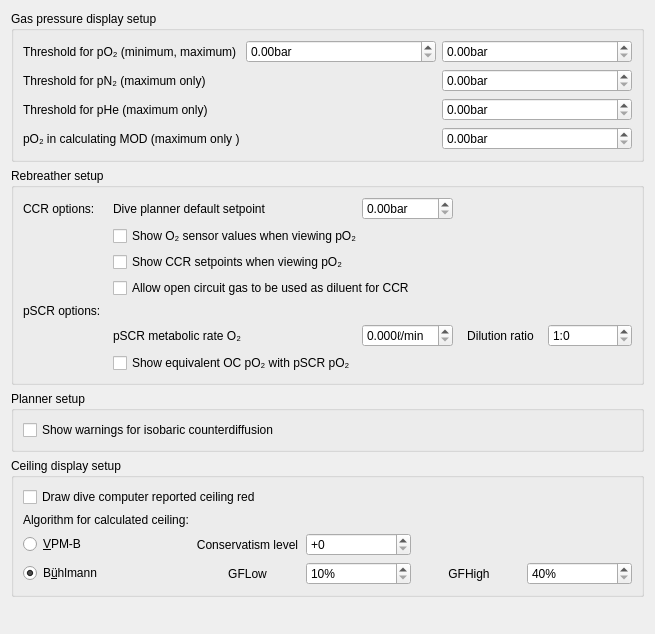
Qt form desktop-widgets/preferences/preferences_graph.ui (subsurface/subsurface) before a commit.
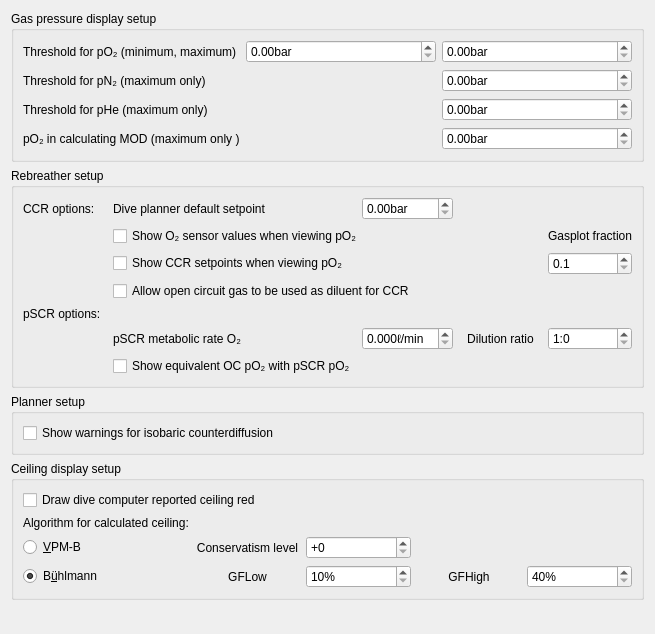
The same form after that commit.

Patch:
```diff
--- a/desktop-widgets/preferences/preferences_graph.ui
+++ b/desktop-widgets/preferences/preferences_graph.ui
@@ -236,6 +236,32 @@
         </property>
        </widget>
       </item>
+      <item row="2" column="4">
+       <widget class="QDoubleSpinBox" name="gasplot_frac">
+        <property name="decimals">
+         <number>1</number>
+        </property>
+        <property name="minimum">
+         <double>0.100000000000000</double>
+        </property>
+        <property name="maximum">
+         <double>0.700000000000000</double>
+        </property>
+        <property name="singleStep">
+         <double>0.100000000000000</double>
+        </property>
+       </widget>
+      </item>
+      <item row="1" column="3" colspan="2">
+       <widget class="QLabel" name="label">
+        <property name="text">
+         <string>Gasplot fraction</string>
+        </property>
+        <property name="alignment">
+         <set>Qt::AlignmentFlag::AlignRight|Qt::AlignmentFlag::AlignTrailing|Qt::AlignmentFlag::AlignVCenter</set>
+        </property>
+       </widget>
+      </item>
      </layout>
     </widget>
    </item>
```
Left out of the diff: 10 changed lines with no effect on the pictures.
